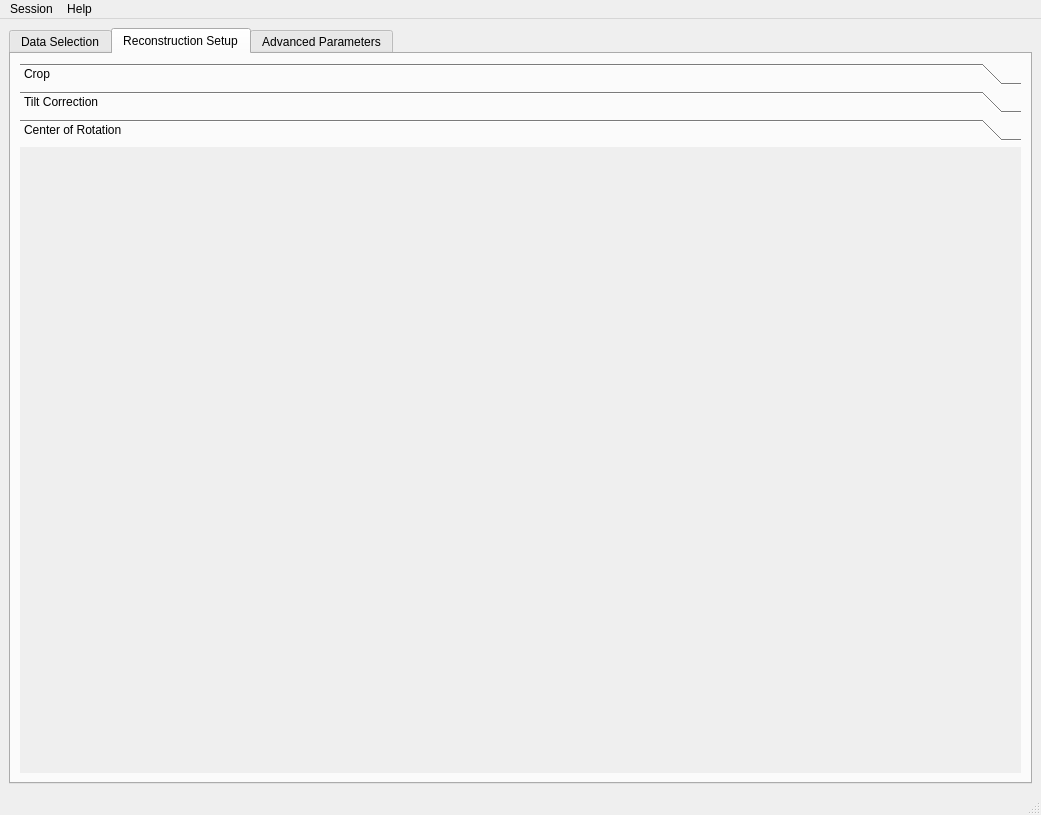
ornlneutronimaging/pyMBIR_UI, file src/ui/main_application.ui: the form before one commit.
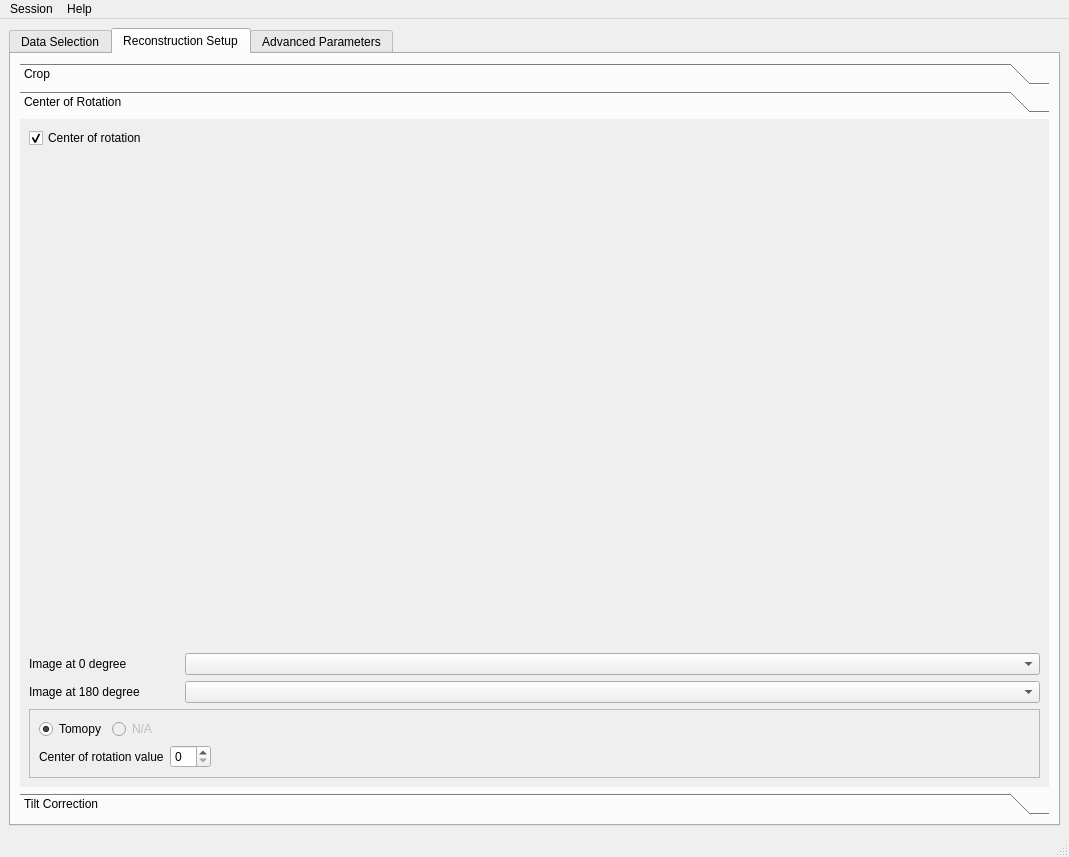
The form after the commit. The open tabs and pages were chosen to show the change. Icons and pictures are not drawn.

Commit message: Design of center of rotation ui. master checkbox. initialization of list of files. this refs #6

Patch:
```diff
--- a/src/ui/main_application.ui
+++ b/src/ui/main_application.ui
@@ -6,8 +6,8 @@
    <rect>
     <x>0</x>
     <y>0</y>
-    <width>1041</width>
-    <height>815</height>
+    <width>1069</width>
+    <height>857</height>
    </rect>
   </property>
   <property name="windowTitle">
@@ -367,6 +367,171 @@
             </item>
            </layout>
           </widget>
+          <widget class="QWidget" name="page_3">
+           <property name="geometry">
+            <rect>
+             <x>0</x>
+             <y>0</y>
+             <width>999</width>
+             <height>631</height>
+            </rect>
+           </property>
+           <attribute name="label">
+            <string>Center of Rotation</string>
+           </attribute>
+           <layout class="QVBoxLayout" name="verticalLayout_9">
+            <item>
+             <widget class="QCheckBox" name="master_checkBox">
+              <property name="text">
+               <string>Center of rotation</string>
+              </property>
+              <property name="checked">
+               <bool>true</bool>
+              </property>
+             </widget>
+            </item>
+            <item>
+             <widget class="QWidget" name="center_of_rotation_widget" native="true">
+              <property name="sizePolicy">
+               <sizepolicy hsizetype="Preferred" vsizetype="Expanding">
+                <horstretch>0</horstretch>
+                <verstretch>0</verstretch>
+               </sizepolicy>
+              </property>
+             </widget>
+            </item>
+            <item>
+             <layout class="QGridLayout" name="gridLayout_2">
+              <item row="0" column="0">
+               <widget class="QLabel" name="center_of_rotation_0_degree_label">
+                <property name="minimumSize">
+                 <size>
+                  <width>100</width>
+                  <height>0</height>
+                 </size>
+                </property>
+                <property name="maximumSize">
+                 <size>
+                  <width>150</width>
+                  <height>16777215</height>
+                 </size>
+                </property>
+                <property name="text">
+                 <string>Image at 0 degree</string>
+                </property>
+               </widget>
+              </item>
+              <item row="0" column="1">
+               <widget class="QComboBox" name="center_of_rotation_0_degrees_comboBox"/>
+              </item>
+              <item row="1" column="0">
+               <widget class="QLabel" name="center_of_rotation_180_degree_label">
+                <property name="minimumSize">
+                 <size>
+                  <width>100</width>
+                  <height>0</height>
+                 </size>
+                </property>
+                <property name="maximumSize">
+                 <size>
+                  <width>150</width>
+                  <height>16777215</height>
+                 </size>
+                </property>
+                <property name="text">
+                 <string>Image at 180 degree</string>
+                </property>
+               </widget>
+              </item>
+              <item row="1" column="1">
+               <widget class="QComboBox" name="center_of_rotation_180_degrees_comboBox"/>
+              </item>
+             </layout>
+            </item>
+            <item>
+             <widget class="QFrame" name="center_of_rotation_frame">
+              <property name="minimumSize">
+               <size>
+                <width>0</width>
+                <height>0</height>
+               </size>
+              </property>
+              <property name="frameShape">
+               <enum>QFrame::StyledPanel</enum>
+              </property>
+              <property name="frameShadow">
+               <enum>QFrame::Raised</enum>
+              </property>
+              <layout class="QVBoxLayout" name="verticalLayout_10">
+               <item>
+                <layout class="QHBoxLayout" name="horizontalLayout_9">
+                 <item>
+                  <widget class="QRadioButton" name="radioButton">
+                   <property name="text">
+                    <string>Tomopy</string>
+                   </property>
+                   <property name="checked">
+                    <bool>true</bool>
+                   </property>
+                  </widget>
+                 </item>
+                 <item>
+                  <widget class="QRadioButton" name="radioButton_2">
+                   <property name="enabled">
+                    <bool>false</bool>
+                   </property>
+                   <property name="text">
+                    <string>N/A</string>
+                   </property>
+                  </widget>
+                 </item>
+                 <item>
+                  <spacer name="horizontalSpacer_5">
+                   <property name="orientation">
+                    <enum>Qt::Horizontal</enum>
+                   </property>
+                   <property name="sizeHint" stdset="0">
+                    <size>
+                     <width>40</width>
+                     <height>20</height>
+                    </size>
+                   </property>
+                  </spacer>
+                 </item>
+                </layout>
+               </item>
+               <item>
+                <layout class="QHBoxLayout" name="horizontalLayout_8">
+                 <item>
+                  <widget class="QLabel" name="label_12">
+                   <property name="text">
+                    <string>Center of rotation value</string>
+                   </property>
+                  </widget>
+                 </item>
+                 <item>
+                  <widget class="QSpinBox" name="spinBox"/>
+                 </item>
+                 <item>
+                  <spacer name="horizontalSpacer_4">
+                   <property name="orientation">
+                    <enum>Qt::Horizontal</enum>
+                   </property>
+                   <property name="sizeHint" stdset="0">
+                    <size>
+                     <width>40</width>
+                     <height>20</height>
+                    </size>
+                   </property>
+                  </spacer>
+                 </item>
+                </layout>
+               </item>
+              </layout>
+             </widget>
+            </item>
+           </layout>
+          </widget>
           <widget class="QWidget" name="page_2">
            <property name="geometry">
             <rect>
@@ -511,19 +676,6 @@
             </item>
            </layout>
           </widget>
-          <widget class="QWidget" name="page_3">
-           <property name="geometry">
-            <rect>
-             <x>0</x>
-             <y>0</y>
-             <width>1063</width>
-             <height>475</height>
-            </rect>
-           </property>
-           <attribute name="label">
-            <string>Center of Rotation</string>
-           </attribute>
-          </widget>
          </widget>
         </item>
        </layout>
@@ -543,7 +695,7 @@
     <rect>
      <x>0</x>
      <y>0</y>
-     <width>1041</width>
+     <width>1069</width>
      <height>24</height>
     </rect>
    </property>
```
Left out of the diff: 63 changed lines with no effect on the pictures. The commit also changes 6 other files.
